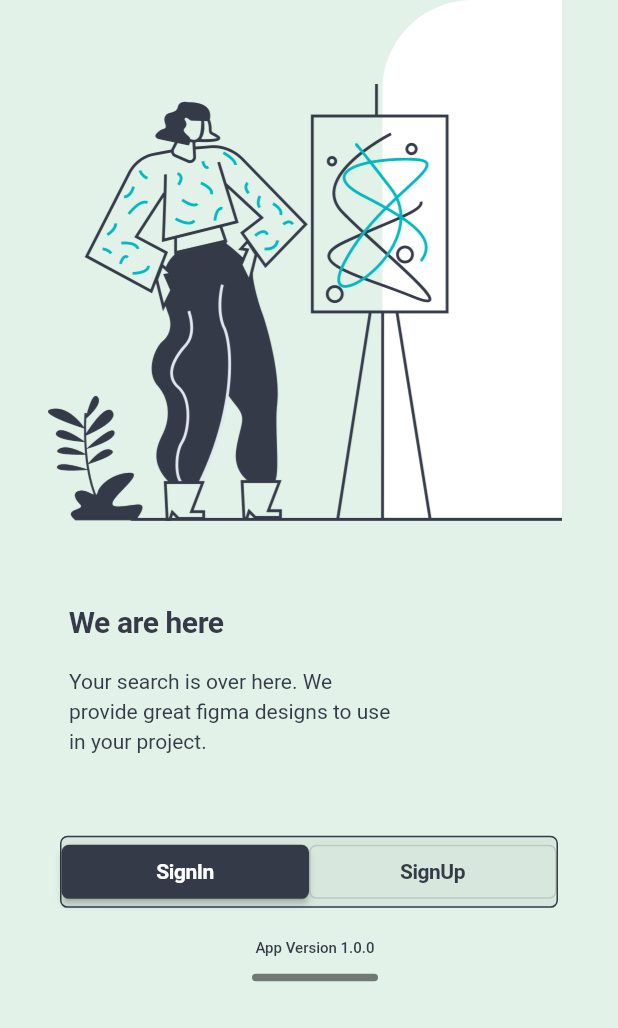
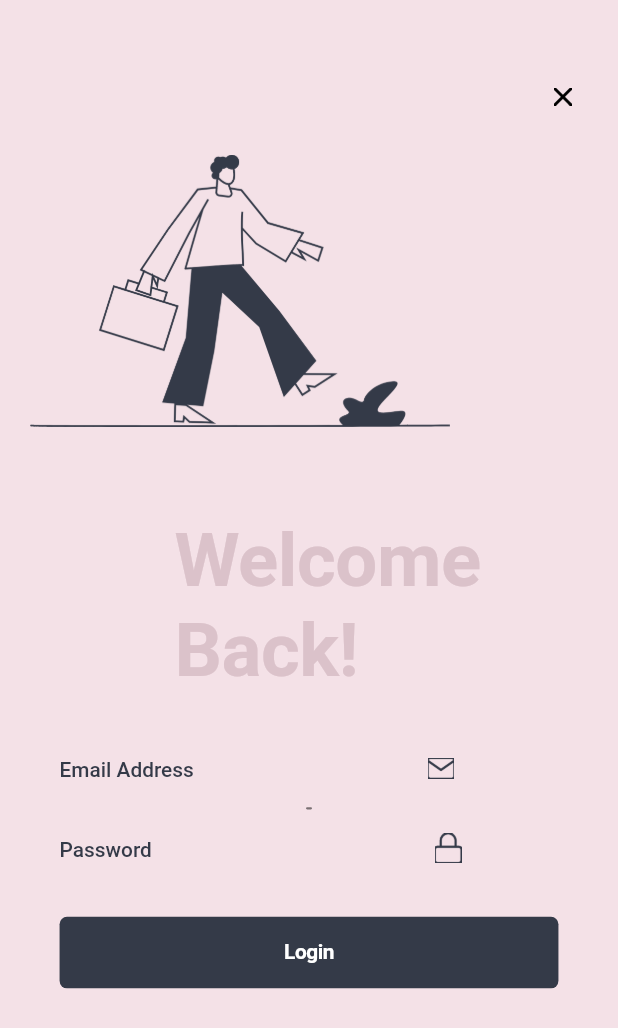
Before and after one commit to oussbad/goaluin-flutter-assignment, a Flutter app: the screen it shows after launch, after a tap on "SignIn", on a phone screen of 412 x 824 dp. Shown: the top 1028 px of the screen. Run offline on Flutter 3.47's test engine with Material 2 defaults, Android fonts, the phone set to English and light mode, and no system bars; Roboto replaces fonts that are missing (Montserrat).

Commit message:
final touch

```diff
--- a/lib/main.dart
+++ b/lib/main.dart
@@ -1,4 +1,6 @@
 import 'package:flutter/material.dart';
+import 'package:goaluin_flutter_assignment/welcome.dart';
+import 'package:goaluin_flutter_assignment/welcomeback.dart';
 
 void main() {
   runApp(const MyApp());
@@ -108,6 +110,10 @@ class _MyHomePageState extends State<MyHomePage> {
                             child: Container(
                               child: ElevatedButton(
                                 onPressed: () {
+                                  Navigator.push(
+                                    context,
+                                    MaterialPageRoute(builder: (context) => Welcomeback()),
+                                  );
                                   // Action to perform when "SignIn" button is pressed
                                 },
                                 style: ElevatedButton.styleFrom(
@@ -135,6 +141,10 @@ class _MyHomePageState extends State<MyHomePage> {
                               child: OutlinedButton(
 
                                 onPressed: () {
+                                  Navigator.push(
+                                    context,
+                                    MaterialPageRoute(builder: (context) => Welcomeback()),
+                                  );
                                   // Action to perform when "SignUp" button is pressed
                                 },
                                 style: OutlinedButton.styleFrom(
@@ -175,20 +185,7 @@ class _MyHomePageState extends State<MyHomePage> {
                         ),
                       ),
                     ),
-                    Container(
-                      padding: EdgeInsets.only( left: 160 , right: 160),
 
-                      child: SizedBox(
-                        width: 100,
-                        height: 5,
-                        child: Container(
-                          decoration: BoxDecoration(
-                            borderRadius: BorderRadius.circular(100),
-                            color: const Color(0x7f000000),
-                          ),
-                        ),
-                      ),
-                    ),
                   ],
                 ),
               ),
--- /dev/null
+++ b/lib/welcomeback.dart
@@ -0,0 +1,192 @@
+import 'package:flutter/material.dart';
+
+class Welcomeback extends StatelessWidget {
+  @override
+  Widget build(BuildContext context) {
+    final double screenHeight = MediaQuery.of(context).size.height;
+    final double ffem = screenHeight / 830;
+    final double fem = screenHeight / 830;
+
+    return Scaffold(
+      body: Container(
+        width: double.infinity,
+        decoration: BoxDecoration(
+          color: Color(0xfff4e1e7),
+        ),
+        child: Column(
+          crossAxisAlignment: CrossAxisAlignment.center,
+          children: [
+            Container(
+              padding: EdgeInsets.fromLTRB(0 * fem, 59 * fem, 0 * fem, 24 * fem),
+              width: double.infinity,
+              child: Column(
+                crossAxisAlignment: CrossAxisAlignment.end,
+                children: [
+                  Container(
+                    margin: EdgeInsets.fromLTRB(0 * fem, 0 * fem, 31 * fem, 33 * fem),
+                    width: 12 * fem,
+                    height: 12 * fem,
+                    child: Image.asset(
+                      'assets/images/img3.png', // Replace with the correct path to your local image
+
+                      width: 12 * fem,
+                      height: 12 * fem,
+                    ),
+                  ),
+                  Container(
+                    margin: EdgeInsets.fromLTRB(0 * fem, 0 * fem, 113.07 * fem, 58.11 * fem),
+                    width: 281.93 * fem,
+                    height: 182.89 * fem,
+                    child: Image.asset(
+                      'assets/images/img2.png', // Replace with the correct path to your local image
+
+                      width: 281.93 * fem,
+                      height: 182.89 * fem,
+                    ),
+                  ),
+                  Container(
+                    margin: EdgeInsets.fromLTRB(0 * fem, 0 * fem, 92 * fem, 0 * fem),
+                    constraints: BoxConstraints(
+                      maxWidth: 243 * fem,
+                    ),
+                    child: Text(
+                      'Welcome\nBack!',
+                      style: TextStyle(
+                        fontFamily: 'Montserrat',
+                        fontSize: 50 * ffem,
+                        fontWeight: FontWeight.w600,
+                        height: 1.2175 * ffem / fem,
+                        letterSpacing: -0.3000000119 * fem,
+                        color: Color(0xffdbc2ca),
+                      ),
+                    ),
+                  ),
+                ],
+              ),
+            ),
+            Container(
+              padding: EdgeInsets.fromLTRB(40 * fem, 0 * fem, 40 * fem, 149 * fem),
+              width: double.infinity,
+              child: Column(
+                crossAxisAlignment: CrossAxisAlignment.center,
+                children: [
+                  Container(
+                    padding: EdgeInsets.fromLTRB(0 * fem, 16 * fem, 0 * fem, 0 * fem),
+                    width: double.infinity,
+                    child: Column(
+                      crossAxisAlignment: CrossAxisAlignment.start,
+                      children: [
+                        Container(
+                          margin: EdgeInsets.fromLTRB(0 * fem, 0 * fem, 18 * fem, 16 * fem),
+                          width: double.infinity,
+                          child: Row(
+                            crossAxisAlignment: CrossAxisAlignment.center,
+                            children: [
+                              Container(
+                                margin: EdgeInsets.fromLTRB(0 * fem, 0 * fem, 157 * fem, 0 * fem),
+                                child: Text(
+                                  'Email Address',
+                                  style: TextStyle(
+                                    fontFamily: 'Montserrat',
+                                    fontSize: 14 * ffem,
+                                    fontWeight: FontWeight.w500,
+                                    height: 1.4285714286 * ffem / fem,
+                                    color: Color(0xff343a48),
+                                  ),
+                                ),
+                              ),
+                              Container(
+                                width: 18 * fem,
+                                height: 14 * fem,
+                                child: Image.asset(
+                                  'assets/images/img4.png',
+                                  width: 18 * fem,
+                                  height: 14 * fem,
+                                ),
+                              ),
+                            ],
+                          ),
+                        ),
+                      ],
+                    ),
+                  ),
+                  Container(
+
+
+                    child: SizedBox(
+                      width: 4,
+                      height: 1.5,
+                      child: Container(
+                        decoration: BoxDecoration(
+                          borderRadius: BorderRadius.circular(100),
+                          color: const Color(0x7f000000),
+                        ),
+                      ),
+                    ),
+                  ),
+                  Container(
+                    margin: EdgeInsets.fromLTRB(0 * fem, 0 * fem, 0 * fem, 20 * fem),
+                    padding: EdgeInsets.fromLTRB(0 * fem, 16 * fem, 18 * fem, 16 * fem),
+                    width: double.infinity,
+                    child: Row(
+                      crossAxisAlignment: CrossAxisAlignment.center,
+                      children: [
+                        Container(
+                          margin: EdgeInsets.fromLTRB(0 * fem, 0 * fem, 190 * fem, 0 * fem),
+                          child: Text(
+                            'Password',
+                            style: TextStyle(
+                              fontFamily: 'Montserrat',
+                              fontSize: 14 * ffem,
+                              fontWeight: FontWeight.w500,
+                              height: 1.4285714286 * ffem / fem,
+                              color: Color(0xff343a48),
+                            ),
+                          ),
+                        ),
+
+                        Container(
+                          width: 18 * fem,
+                          height: 20 * fem,
+                          child: Image.asset(
+                            'assets/images/img5.png',
+                            width: 18 * fem,
+                            height: 20 * fem,
+                          ),
+                        ),
+                      ],
+                    ),
+                  ),
+                  Container(
+                    width: double.infinity,
+                    height: 48 * fem,
+                    decoration: BoxDecoration(
+                      color: Color(0xff343a48),
+                      borderRadius: BorderRadius.circular(5 * fem),
+                    ),
+                    child: Center(
+                      child: Text(
+                        'Login',
+                        textAlign: TextAlign.center,
+                        style: TextStyle(
+                          fontFamily: 'Montserrat',
+                          fontSize: 14 * ffem,
+                          fontWeight: FontWeight.w600,
+                          height: 1.2175 * ffem / fem,
+                          letterSpacing: -0.3000000119 * fem,
+                          color: Color(0xffffffff),
+                        ),
+                      ),
+                    ),
+                  ),
+
+                ],
+              ),
+            ),
+          ],
+        ),
+      ),
+
+    );
+  }
+}
```
Also changed, not shown: lib/welcome.dart (added, +122 -0 lines), assets/images/img2.png (added), assets/images/img3.png (added), assets/images/img4.png (added), assets/images/img5.png (added), pubspec.lock, 1 other file.
